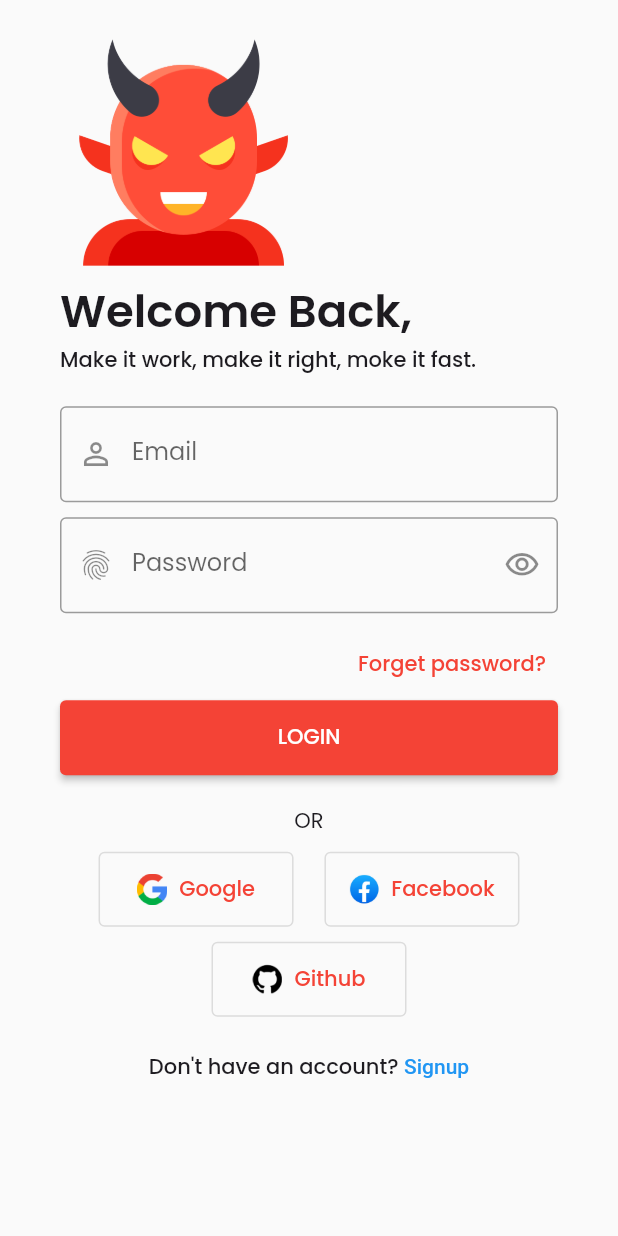
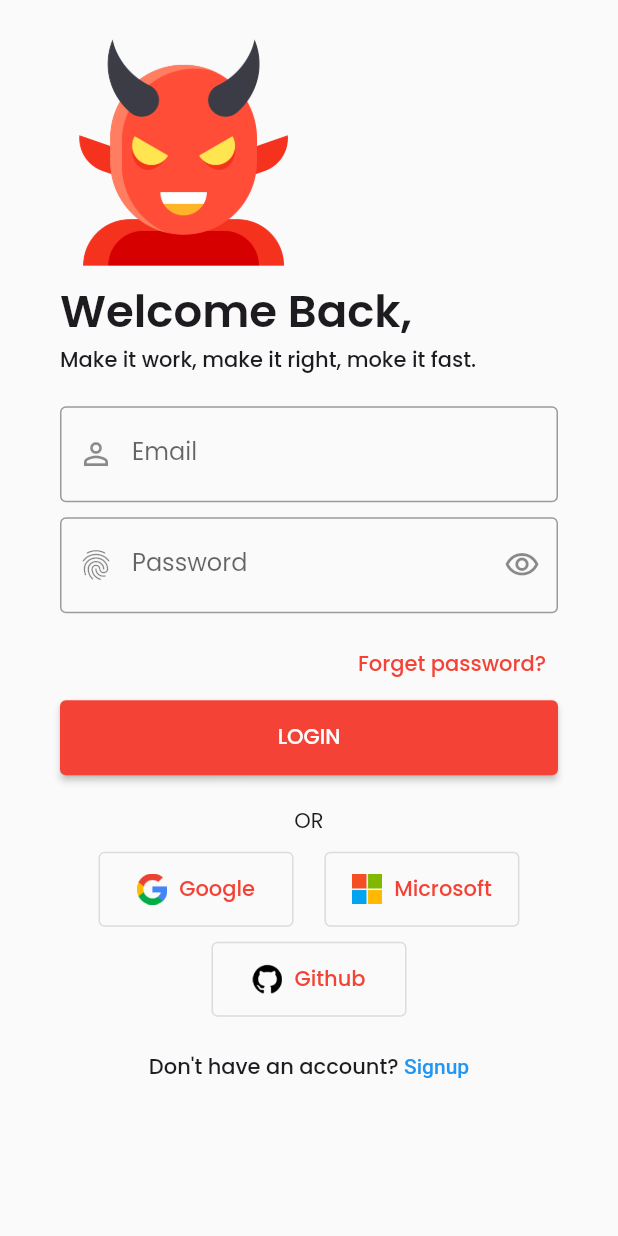
Before and after one commit to espai422-Company/dimonis, a Flutter app: the LoginScreen screen opened directly with empty values, on a phone screen of 412 x 824 dp. Run offline on Flutter 3.47's test engine with Material 3 defaults, Android fonts, the light colour scheme and no system bars; our stand-ins replace animated_text_kit, awesome_dialog, firebase_auth, firebase_core, firebase_crashlytics, firebase_database and 12 more; missing offline and left inert: cool_dropdown, firebase_app_check, flutter_facebook_auth, flutter_paypal_checkout, password_strength_checker; accounts and stored records are empty; generated files the repository leaves out were written again; network calls fail; statements that could not run were skipped.

Commit message:
Added Microsoft sign-in button and code refactored

```diff
--- a/lib/screens/login-register/components_login.dart
+++ b/lib/screens/login-register/components_login.dart
@@ -1,7 +1,7 @@
 import 'package:app_dimonis/widgets/github_sign_in_button.dart';
 import 'package:app_dimonis/widgets/google_sign_in_button.dart';
+import 'package:app_dimonis/widgets/microsoft_sign_in_button.dart';
 import 'package:flutter/material.dart';
-import 'package:app_dimonis/widgets/facebook_sign_in_button.dart';
 
 class LoginHeaderWidget extends StatelessWidget {
   const LoginHeaderWidget(
@@ -59,11 +59,11 @@ class LoginFooterWidget extends StatelessWidget {
             children: [
               GoogleSignInButton(),
               SizedBox(width: MediaQuery.of(context).size.width * 0.05),
-              FacebookSignInButton(),
+              const MicrosoftSignInButton(),
             ],
           ),
           const SizedBox(height: 10),
-          Row(
+          const Row(
             mainAxisAlignment: MainAxisAlignment.center,
             children: [
               GithubSignInButton(),
--- a/lib/widgets/github_sign_in_button.dart
+++ b/lib/widgets/github_sign_in_button.dart
@@ -1,17 +1,13 @@
-import 'package:app_dimonis/api/db_connection.dart';
 import 'package:app_dimonis/services/auth.dart';
 import 'package:flutter/material.dart';
 import 'package:firebase_auth/firebase_auth.dart';
 
 class GithubSignInButton extends StatelessWidget {
-  final FirebaseAuth _auth = FirebaseAuth.instance;
-
-  GithubSignInButton({super.key});
+  const GithubSignInButton({super.key});
 
   Future<void> _signInWithGithub(BuildContext context) async {
     try {
       var user = await signInWithGithub();
-      var ref = SignleDBConn.getDatabase().ref('/users');
       auth.saveUserToRTDB(user.credential?.providerId ?? 'Github');
       Navigator.pushNamed(context, '/');
       // Perform any actions after successful login
--- a/lib/widgets/google_sign_in_button.dart
+++ b/lib/widgets/google_sign_in_button.dart
@@ -35,16 +35,19 @@ class GoogleSignInButton extends StatelessWidget {
 
   @override
   Widget build(BuildContext context) {
-    return SizedBox(
-      width: 130,
+    return ConstrainedBox(
+      constraints: const BoxConstraints(minWidth: 130),
+      child: SizedBox(
         height: 50,
         child: OutlinedButton.icon(
-        icon: const Image(image: AssetImage("assets/google.png"), width: 20.0),
+          icon:
+              const Image(image: AssetImage("assets/google.png"), width: 20.0),
           onPressed: () {
             _signInWithGoogle(context);
           },
           label: const Text("Google"),
         ),
+      ),
     );
   }
 }
--- a/lib/widgets/microsoft_sign_in_button.dart
+++ b/lib/widgets/microsoft_sign_in_button.dart
@@ -1,10 +1,9 @@
-import 'package:app_dimonis/api/db_connection.dart';
 import 'package:app_dimonis/services/auth.dart';
 import 'package:flutter/material.dart';
 import 'package:firebase_auth/firebase_auth.dart';
 
 class MicrosoftSignInButton extends StatelessWidget {
-  MicrosoftSignInButton({super.key});
+  const MicrosoftSignInButton({super.key});
 
   Future<void> _signInWithMicrosoft(BuildContext context) async {
     try {
@@ -12,7 +11,7 @@ class MicrosoftSignInButton extends StatelessWidget {
       provider.setCustomParameters(
           {"tenant": "f01b81d2-b33f-4273-b17c-53cfd09f2561"});
       var user = await FirebaseAuth.instance.signInWithProvider(provider);
-      auth.saveUserToRTDB(user.credential?.providerId ?? 'Google');
+      auth.saveUserToRTDB(user.credential?.providerId ?? 'Microsoft');
       print(user.user?.displayName);
       Navigator.pushNamed(context, '/');
       print('User signed in with Microsoft');
@@ -23,16 +22,18 @@ class MicrosoftSignInButton extends StatelessWidget {
 
   @override
   Widget build(BuildContext context) {
-    return SizedBox(
-      width: double.infinity,
-      height: 50,
-      child: OutlinedButton.icon(
-        icon:
-            const Image(image: AssetImage("assets/Facebook.jpg"), width: 20.0),
-        onPressed: () {
-          _signInWithMicrosoft(context);
-        },
-        label: const Text("Sign-In With Microsoft"),
+    return ConstrainedBox(
+      constraints: const BoxConstraints(minWidth: 130),
+      child: SizedBox(
+        height: 50,
+        child: OutlinedButton.icon(
+          icon: const Image(
+              image: AssetImage("assets/microsoft.png"), width: 20.0),
+          onPressed: () {
+            _signInWithMicrosoft(context);
+          },
+          label: const Text("Microsoft"),
+        ),
       ),
     );
   }
```
Also changed, not shown: assets/microsoft.png (added). Lines whose indentation alone changed are shown as unchanged.
